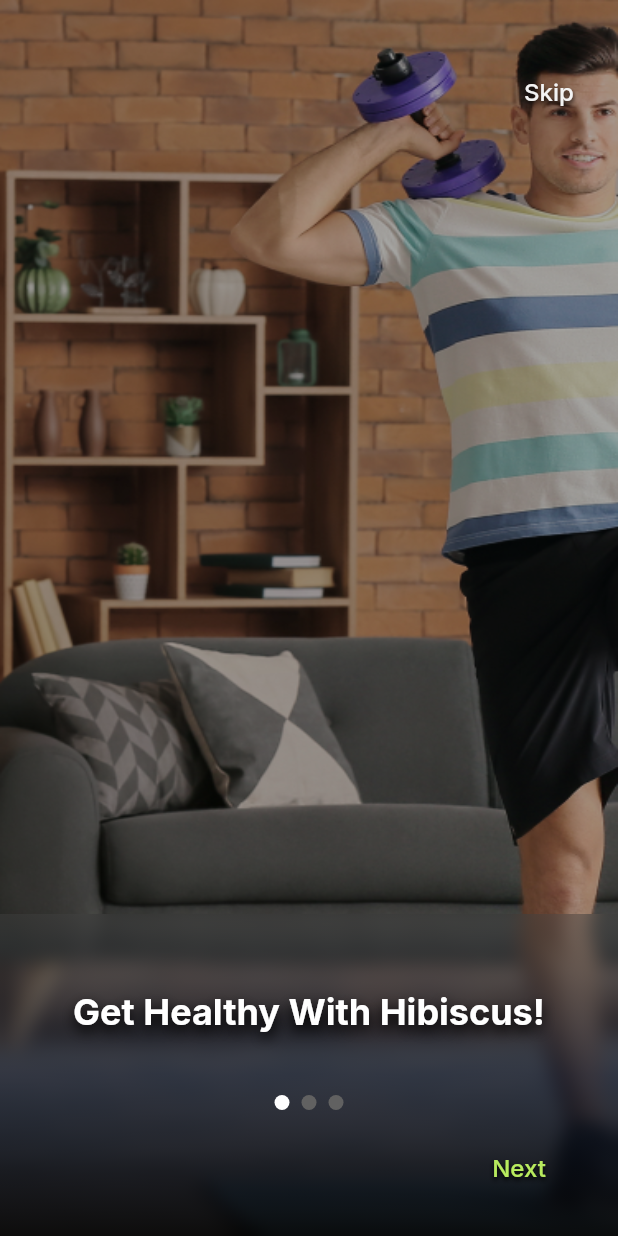
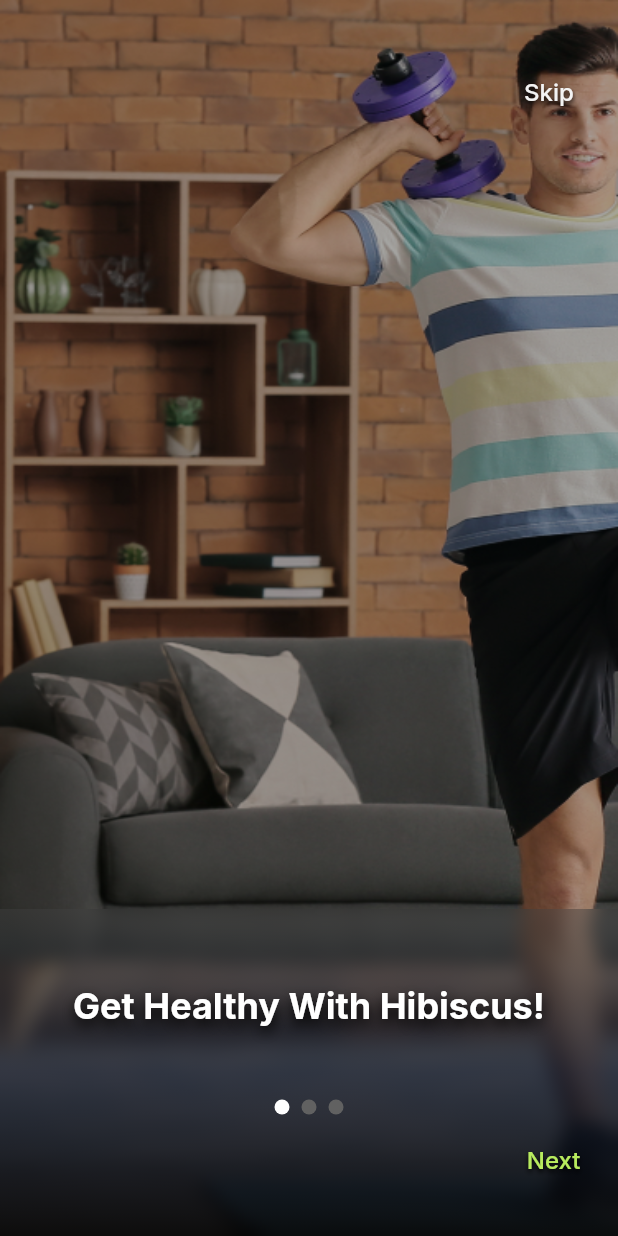
Before and after one commit to kunal1325/hibiscus_health, a Flutter app: the screen it shows after launch, on a phone screen of 412 x 824 dp. Run offline on Flutter 3.47's test engine with Material 2 defaults, Android fonts, the phone set to English and light mode, and no system bars; our stand-ins replace drop_shadow, flutter_screenutil, flutter_spinkit, flutter_svg, get, get_storage and 1 more; missing offline and left inert: country_pickers, phone_number.

Commit message:
UI modification

```diff
--- a/lib/app/common/util/utils.dart
+++ b/lib/app/common/util/utils.dart
@@ -64,7 +64,7 @@ abstract class Utils {
       dismissDirection: DismissDirection.up,
       behavior: SnackBarBehavior.floating,
       margin: EdgeInsets.only(
-          bottom: MediaQuery.of(context).size.height - 225,
+          bottom: MediaQuery.of(context).size.height - (MediaQuery.of(context).size.height/6.3),
       ),
     );
     ScaffoldMessenger.of(context).showSnackBar(snackBar);
--- a/lib/app/common/values/strings.dart
+++ b/lib/app/common/values/strings.dart
@@ -62,7 +62,7 @@ abstract class Strings {
   static const String emptyConfirmPasswordError = 'Please enter confirm password';
   static const String invalidConfirmPasswordError = 'Confirm password must contain both letters and numbers.';
   static const String shortConfirmPasswordError = 'Confirm Password must have more than 8 characters.';
-  static const String passwordNotMatchedError = 'Both passwords are not matching.';
+  static const String passwordNotMatchedError = 'Password not matched.';
 
   //Privacy First
 
--- a/lib/app/modules/on_boarding/views/on_boarding_view.dart
+++ b/lib/app/modules/on_boarding/views/on_boarding_view.dart
@@ -52,20 +52,22 @@ class OnBoardingView extends GetView<OnBoardingController> {
                         ),
                       ),
                     )),//skip
-                const Positioned(
+                Positioned(
                     bottom: 0,
-                    child: BlurBoxWidget(height: 215),
-                ),//blur container
-                Positioned.fill(
-                  bottom: 135,
-                  child: Align(
-                      alignment: Alignment.bottomCenter,
-                      child: Row(
+                    child: BlurBoxWidget(
+                      child: Column(
+                        crossAxisAlignment: CrossAxisAlignment.center,
+                        children: [
+                          Row(
                             mainAxisAlignment: MainAxisAlignment.center,
                             children: [
                               Obx(() =>
-                              Text(
+                                  Expanded(
+                                    child: Text(
                                       controller.onboardingPages[controller.selectedPageIndex.value].title,
+                                      textAlign: TextAlign.center,
+                                      overflow: TextOverflow.ellipsis,
+                                      maxLines: 4,
                                       style: GoogleFonts.inter(
                                         fontSize: 24,
                                         fontWeight: FontWeight.bold,
@@ -80,18 +82,36 @@ class OnBoardingView extends GetView<OnBoardingController> {
                                       ),
                                     ),
                                   ),
+                              ),
                             ],
                           ),
+                          SizedBox(height: 44,),
+                          Row(
+                            mainAxisAlignment: MainAxisAlignment.center,
+                            children: List.generate(
+                              controller.onboardingPages.length,
+                                  (index) => Obx(() {
+                                return Container(
+                                  margin: const EdgeInsets.all(4),
+                                  width: 10,
+                                  height: 10,
+                                  decoration: BoxDecoration(
+                                    color: controller.selectedPageIndex.value == index
+                                        ? AppColors.white
+                                        : Colors.grey[700],
+                                    shape: BoxShape.circle,
                                   ),
-                ), // Title
-                Positioned(
-                    left: 30,
-                    bottom: 20,
-                    child: Obx(
+                                );
+                              }),
+                            ),
+                          ),
+                          Row(
+                            mainAxisAlignment: MainAxisAlignment.spaceBetween,
+                            children: [
+                              Obx(
                                       () =>InkWell(
                                     onTap: controller.isFirstPage ? null : controller.backwardAction,
                                     child: SizedBox(
-                              width: 72,
                                       height: 52,
                                       child: Center(
                                         child: Text(controller.isFirstPage ? "" : Strings.previous,
@@ -111,39 +131,10 @@ class OnBoardingView extends GetView<OnBoardingController> {
                                       ),
                                     ),
                                   )
-                    ),),//previous
-                Positioned.fill(
-                  bottom: 80,
-                  child: Align(
-                      alignment: Alignment.bottomCenter,
-                      child: Row(
-                        mainAxisAlignment: MainAxisAlignment.center,
-                        children: List.generate(
-                          controller.onboardingPages.length,
-                              (index) => Obx(() {
-                            return Container(
-                              margin: const EdgeInsets.all(4),
-                              width: 10,
-                              height: 10,
-                              decoration: BoxDecoration(
-                                color: controller.selectedPageIndex.value == index
-                                    ? AppColors.white
-                                    : Colors.grey[700],
-                                shape: BoxShape.circle,
-                              ),
-                            );
-                          }),
-                        ),
-                      ),
-                  ),
-                ),//carousal
-                Positioned(
-                    right: 30,
-                    bottom: 20,
-                    child: InkWell(
+                              ), //previous
+                              InkWell(
                                 onTap: controller.forwardAction,
                                 child: SizedBox(
-                        width: 72,
                                   height: 52,
                                   child: Center(
                                     child: Text(Strings.next,
@@ -162,7 +153,13 @@ class OnBoardingView extends GetView<OnBoardingController> {
                                     ),
                                   ),
                                 ),
-                    )),//next
+                              ) //next
+                            ],
+                          ),
+                        ],
+                      ),
+                    ),
+                ),
               ],
             ),
           ),
--- a/lib/app/modules/sign_up/controllers/sign_up_controller.dart
+++ b/lib/app/modules/sign_up/controllers/sign_up_controller.dart
@@ -116,7 +116,8 @@ class SignUpController extends GetxController {
           print("email ====================>>>>>>>>>>>>>>>>> ${emailController.text}");
           print("password ====================>>>>>>>>>>>>>>>>> ${passwordController.text}");
           print("confirm password ====================>>>>>>>>>>>>>>>>> ${confirmPasswordController.text}");
-          navigateToPrivacyFirst();
+          // Utils.showSnackBarFun(Get.context, Strings.alreadyTakenError);
+          // navigateToPrivacyFirst();
         } else {
           errorMsg.value = Strings.noConnection;
         }
--- a/lib/app/modules/widgets/blur_box.dart
+++ b/lib/app/modules/widgets/blur_box.dart
@@ -2,8 +2,9 @@ import '../../../import.dart';
 
 class BlurBoxWidget extends StatelessWidget {
 
-  final double height;
-  const BlurBoxWidget({super.key, required this.height});
+  final double? height;
+  final Widget? child;
+  const BlurBoxWidget({super.key, this.height, this.child});
 
   @override
   Widget build(BuildContext context) {
@@ -13,6 +14,7 @@ class BlurBoxWidget extends StatelessWidget {
         child: Container(
           width: Get.width,
           height: height,
+          padding: EdgeInsets.only(top: 50, right: 25, left: 25, bottom: 25),
           decoration: BoxDecoration(
             gradient: LinearGradient(
               colors: [
@@ -24,6 +26,7 @@ class BlurBoxWidget extends StatelessWidget {
               end: Alignment.bottomCenter,
             ),
           ),
+          child: Center(child: child),
         ),
       ),
     );
```
Lines whose indentation alone changed are shown as unchanged.
